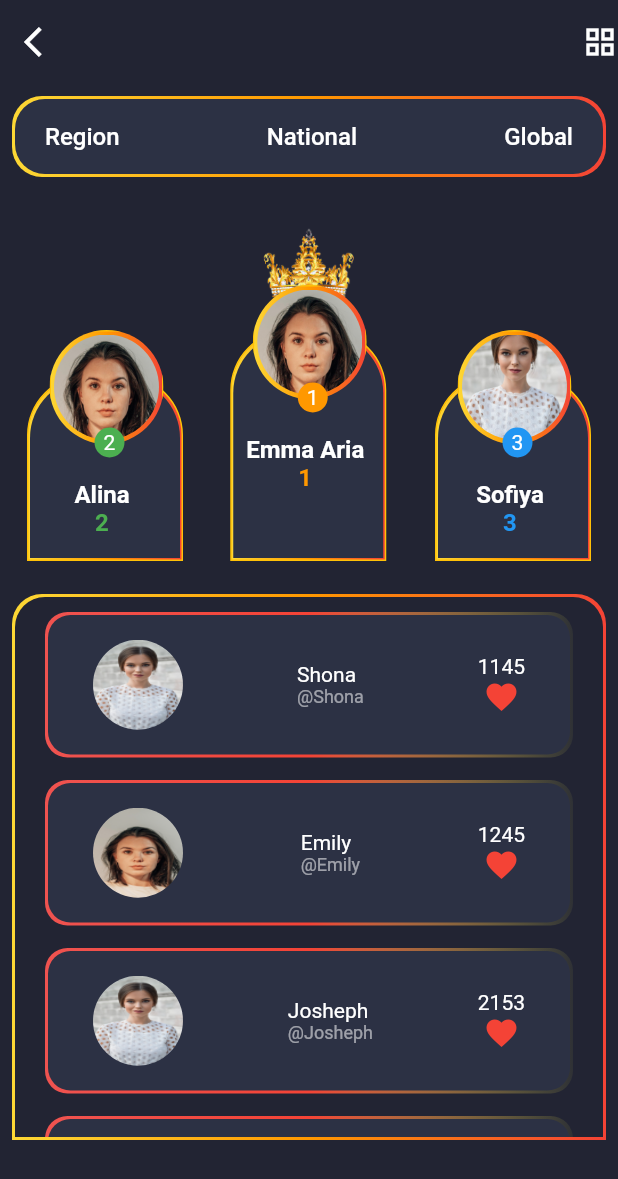
After one commit to himanshu-dxm/team_golf, a Flutter app: the LeaderBoardScreen screen opened directly, on a phone screen of 412 x 824 dp. The commit adds this screen. Shown: the top 1179 px of the screen. Run offline on Flutter 3.47's test engine with Material 2 defaults, Android fonts, the phone set to English and light mode, and no system bars; our stand-ins replace pie_chart; missing offline and left inert: qr_code_scanner.

Commit message:
Leader board screen done

```diff
--- a/lib/screens/dashboard/components/header.dart
+++ b/lib/screens/dashboard/components/header.dart
@@ -1,4 +1,6 @@
+import 'package:flutter/foundation.dart';
 import 'package:flutter/material.dart';
+import 'package:sih_team_golf/screens/leaderboard.dart';
 import 'package:sih_team_golf/utilities/themes.dart';
 
 import '../../../utilities/commonStyles.dart';
@@ -17,7 +19,7 @@ class Header {
               padding: const EdgeInsets.all(8),
               margin: const EdgeInsets.all(8),
               decoration: BoxDecoration(
-                  gradient: LinearGradient(
+                  gradient: const LinearGradient(
                     colors: [Colors.lightGreen,Colors.green],
                     begin: Alignment.topRight,
                     end: Alignment.bottomCenter,
@@ -25,7 +27,7 @@ class Header {
                 // color: MyColors.primaryColor,
                 border: Border.all(width: 3),
                 borderRadius: BorderRadius.circular(10),
-                  boxShadow: [
+                  boxShadow: const [
                     BoxShadow(
                         blurStyle: BlurStyle.solid,
                         blurRadius: 8
@@ -34,18 +36,20 @@ class Header {
               ),
               child: GestureDetector(
                 onTap: () {
+                  if (kDebugMode) {
                     print("Profile Tapped");
+                  }
                   CommonStyles.snackBar(context, "Not Functional Yet");
                 },
                 child: Row(
-                  mainAxisAlignment: MainAxisAlignment.start,
+                  mainAxisAlignment: MainAxisAlignment.center,
                   children: [
                     Container(
-                      child: Icon(
+                      child: const Icon(
                         Icons.account_circle_outlined
                       )
                     ),
-                    SizedBox(width: 2,),
+                    const SizedBox(width: 2,),
                     Text(
                       "$username ",
                       style: const TextStyle(
@@ -73,12 +77,17 @@ class Header {
                     blurRadius: 8
                   )
                 ],
-                  gradient: LinearGradient(
+                  gradient: const LinearGradient(
                     colors: [Colors.lightGreen,Colors.green],
                     begin: Alignment.topRight,
                     end: Alignment.bottomCenter,
                   )
               ),
+              child: GestureDetector(
+                onTap: () {
+                  print("Points tapped");
+                  Navigator.push(context, MaterialPageRoute(builder: (builder)=> LeaderBoardScreen()));
+                },
                 child: Row(
                   mainAxisAlignment: MainAxisAlignment.start,
                   children: [
@@ -90,8 +99,9 @@ class Header {
                       ),
                     ),
                     // TODO : Add Coin or Out Token Image
-                  Icon(Icons.currency_bitcoin)
+                    const Icon(Icons.currency_bitcoin)
                   ],
+                ),
               ),
             ),
 
--- /dev/null
+++ b/lib/screens/leaderboard.dart
@@ -0,0 +1,412 @@
+
+import 'package:flutter/cupertino.dart';
+import 'package:flutter/material.dart';
+
+import '../utilities/themes.dart';
+
+class LeaderBoardScreen extends StatelessWidget {
+  @override
+  Widget build(BuildContext context) {
+    return Container(
+      decoration: const BoxDecoration(
+        color: MyColors.calculatorScreen,
+      ),
+      child: Scaffold(
+        backgroundColor: Colors.transparent,
+        appBar: AppBar(
+          backgroundColor: Colors.transparent,
+          elevation: 0.0,
+          leading: const Icon(
+            Icons.arrow_back_ios,
+            color: Colors.white,
+          ),
+          actions: [
+            const Icon(
+              Icons.grid_view,
+              color: Colors.white,
+            ),
+          ],
+        ),
+        body: SingleChildScrollView(
+          child: Padding(
+            padding: const EdgeInsets.all(8.0),
+            child: Column(
+              children: [
+                Container(
+                  decoration: BoxDecoration(
+                      borderRadius: BorderRadius.circular(20.0),
+                      gradient: LinearGradient(colors: [
+                        Colors.yellow.shade600,
+                        Colors.orange,
+                        Colors.red
+                      ])),
+                  child: Padding(
+                    padding: const EdgeInsets.all(2.0),
+                    child: Container(
+                      height: 50.0,
+                      decoration: BoxDecoration(
+                          borderRadius: BorderRadius.circular(20.0),
+                          color: MyColors.calculatorButton),
+                      child: const Padding(
+                        padding: EdgeInsets.symmetric(horizontal: 20.0),
+                        child: Row(
+                          mainAxisAlignment: MainAxisAlignment.spaceBetween,
+                          children: [
+                            Text(
+                              'Region',
+                              style: TextStyle(
+                                  color: Colors.white,
+                                  fontWeight: FontWeight.w500,
+                                  fontSize: 16.0),
+                            ),
+                            Text(
+                              'National',
+                              style: TextStyle(
+                                  color: Colors.white,
+                                  fontWeight: FontWeight.w500,
+                                  fontSize: 16.0),
+                            ),
+                            Text(
+                              'Global',
+                              style: TextStyle(
+                                  color: Colors.white,
+                                  fontWeight: FontWeight.w500,
+                                  fontSize: 16.0),
+                            ),
+                          ],
+                        ),
+                      ),
+                    ),
+                  ),
+                ),
+                const SizedBox(
+                  height: 20.0,
+                ),
+                const Padding(
+                  padding: EdgeInsets.symmetric(horizontal: 8.0),
+                  child: Row(
+                    mainAxisAlignment: MainAxisAlignment.spaceBetween,
+                    crossAxisAlignment: CrossAxisAlignment.end,
+                    children: [
+                      WinnerContainer(
+                        url: 'assets/images/10.jpg',
+                        winnerName: 'Alina',
+                        height: 120,
+                        rank: '2',color: Colors.green,
+                      ),
+                      WinnerContainer(
+                        isFirst: true,
+                        color: Colors.orange,
+                      ),
+                      WinnerContainer(
+                        winnerName: 'Sofiya',
+                        url: 'assets/images/1.jpg',
+                        height: 120,
+                        rank: '3',
+                        color: Colors.blue,
+                      ),
+                    ],
+                  ),
+                ),
+                const SizedBox(
+                  height: 20.0,
+                ),
+                Container(
+                  decoration: BoxDecoration(
+                      borderRadius: const BorderRadius.only(
+                          topLeft: Radius.circular(20.0),
+                          topRight: Radius.circular(20.0)),
+                      gradient: LinearGradient(colors: [
+                        Colors.yellow.shade600,
+                        Colors.orange,
+                        Colors.red
+                      ])),
+                  child: Padding(
+                    padding: const EdgeInsets.all(2.0),
+                    child: Container(
+                      height: 360.0,
+                      decoration: const BoxDecoration(
+                          borderRadius: BorderRadius.only(
+                              topLeft: Radius.circular(20.0),
+                              topRight: Radius.circular(20.0)),
+                          color: MyColors.calculatorScreen),
+                      child: GridView.count(
+                        crossAxisCount: 1,
+                        childAspectRatio: 3.5,
+                        children: [
+                          const ContestantList(
+                            url: 'assets/images/1.jpg',
+                            name: 'Shona',
+                            rank: '1145',
+                          ),
+                          const ContestantList(
+                            url: 'assets/images/10.jpg',
+                            name: 'Emily',
+                            rank: '1245',
+                          ),
+                          const ContestantList(
+                            url: 'assets/images/1.jpg',
+                            name: 'Josheph',
+                            rank: '2153',
+                          ),
+                          const ContestantList(
+                            url: 'assets/images/10.jpg',
+                            rank: '3456',
+                            name: 'Kristine',
+                          ),
+                          const ContestantList(),
+                        ],
+                      ),
+                    ),
+                  ),
+                ),
+              ],
+            ),
+          ),
+        ),
+      ),
+    );
+  }
+}
+
+class WinnerContainer extends StatelessWidget {
+  final bool isFirst;
+  final Color? color;
+  final String? winnerPosition;
+  final String? url;
+  final String? winnerName;
+  final String? rank;
+  final double? height;
+  const WinnerContainer(
+      {Key? key,
+        this.isFirst = false,
+        this.color,
+        this.winnerPosition,
+        this.winnerName,
+        this.rank,
+        this.height,
+        this.url})
+      : super(key: key);
+
+  @override
+  Widget build(BuildContext context) {
+    return Padding(
+      padding: const EdgeInsets.all(2.0),
+      child: Stack(
+        children: [
+          Padding(
+            padding: const EdgeInsets.only(top: 80.0),
+            child: Center(
+              child: Container(
+                decoration: BoxDecoration(
+                  gradient: LinearGradient(colors: [
+                    Colors.yellow.shade600,
+                    Colors.orange,
+                    Colors.red
+                  ]),
+                  border: Border.all(
+                    color:
+                    Colors.amber, //kHintColor, so this should be changed?
+                  ),
+                  borderRadius: const BorderRadius.only(
+                      topLeft: Radius.circular(40.0),
+                      topRight: Radius.circular(40.0)),
+                ),
+                child: Padding(
+                  padding: const EdgeInsets.all(1.0),
+                  child: Container(
+                    height: height ?? 150.0,
+                    width: 100.0,
+                    decoration: const BoxDecoration(
+                      color: MyColors.calculatorButton,
+                      borderRadius: BorderRadius.only(
+                          topLeft: Radius.circular(40.0),
+                          topRight: Radius.circular(40.0)),
+                    ),
+                  ),
+                ),
+              ),
+            ),
+          ),
+          Center(
+            child: Stack(
+              children: [
+                if (isFirst)
+                  Image.asset(
+                    'assets/images/taj.png',
+                    height: 70.0,
+                    width: 105.0,
+                  ),
+                Padding(
+                  padding: const EdgeInsets.only(top: 50.0, left: 15.0),
+                  child: ClipOval(
+                    clipBehavior: Clip.antiAlias,
+                    child: Container(
+                      decoration: BoxDecoration(
+                        gradient: LinearGradient(colors: [
+                          Colors.yellow.shade600,
+                          Colors.orange,
+                          Colors.red
+                        ]),
+                        border: Border.all(
+                          color: Colors
+                              .amber, //kHintColor, so this should be changed?
+                        ),
+                      ),
+                      child: Padding(
+                        padding: const EdgeInsets.all(2.0),
+                        child: ClipOval(
+                          clipBehavior: Clip.antiAlias,
+                          child: Image.asset(
+                            url ?? 'assets/images/10.jpg',
+                            height: 70,
+                            width: 70,
+                            fit: BoxFit.cover,
+                          ),
+                        ),
+                      ),
+                    ),
+                  ),
+                ),
+                Padding(
+                  padding: const EdgeInsets.only(top: 115.0, left: 45.0),
+                  child: Container(
+                    height: 20.0,
+                    width: 20.0,
+                    decoration: BoxDecoration(
+                      shape: BoxShape.circle,
+                      color: color ?? Colors.red,
+                    ),
+                    child: Center(
+                        child: Text(
+                          rank??'1',
+                          style: const TextStyle(color: Colors.white),
+                        )),
+                  ),
+                ),
+              ],
+            ),
+          ),
+          Positioned(
+            top: 150.0,
+            child: Container(
+              width: 100.0,
+              child: Center(
+                child: Column(
+                  children: [
+                    Text(
+                      winnerName ?? 'Emma Aria',
+                      style: const TextStyle(
+                          color: Colors.white,
+                          fontSize: 16.0,
+                          fontWeight: FontWeight.bold),
+                    ),
+                    Text(
+                      rank ?? '1',
+                      style: TextStyle(
+                        color: color ?? Colors.white,
+                        fontSize: 16.0,
+                        fontWeight: FontWeight.bold,
+                      ),
+                    ),
+                  ],
+                ),
+              ),
+            ),
+          )
+        ],
+      ),
+    );
+  }
+}
+
+class ContestantList extends StatelessWidget {
+  final String? url;
+  final String? name;
+  final String? rank;
+  const ContestantList({Key? key, this.url, this.name, this.rank})
+      : super(key: key);
+
+  @override
+  Widget build(BuildContext context) {
+    return Padding(
+      padding: const EdgeInsets.only(
+          left: 20.0, right: 20.0, bottom: 5.0, top: 10.0),
+      child: Container(
+        decoration: BoxDecoration(
+          gradient: const LinearGradient(
+              colors: [
+                Color(0xFFEF5350),
+                // Colors.red[400],
+                Color(0xFFF44336),
+                // Colors.red,
+                // Colors.yellow[400],
+                Color(0xFFFFE58)
+
+              ]
+          ),
+          borderRadius: BorderRadius.circular(15.0),),
+        child: Padding(
+          padding: const EdgeInsets.all(2.0),
+          child: Container(
+            decoration: BoxDecoration(
+              color: MyColors.calculatorButton,
+              borderRadius: BorderRadius.circular(15.0),
+            ),
+            child: Padding(
+              padding: const EdgeInsets.symmetric(horizontal: 30.0, vertical: 10.0),
+              child: Row(
+                mainAxisAlignment: MainAxisAlignment.spaceBetween,
+                crossAxisAlignment: CrossAxisAlignment.start,
+                children: [
+                  Center(
+                    child: ClipOval(
+                        clipBehavior: Clip.antiAlias,
+                        child: Image.asset(
+                          url ?? 'assets/images/1.jpg',
+                          height: 60.0,
+                          width: 60.0,
+                          fit: BoxFit.fill,
+                        )),
+                  ),
+                  Column(
+                    mainAxisAlignment: MainAxisAlignment.center,
+                    crossAxisAlignment: CrossAxisAlignment.start,
+                    children: [
+                      Text(
+                        name ?? 'Name',
+                        style: const TextStyle(color: Colors.white),
+                      ),
+                      Text(
+                        '@${name ?? 'Name'}',
+                        style: const TextStyle(color: Colors.white54, fontSize: 12.0),
+                      ),
+                    ],
+                  ),
+                  Column(
+                    mainAxisAlignment: MainAxisAlignment.center,
+                    crossAxisAlignment: CrossAxisAlignment.center,
+                    children: [
+                      Text(
+                        rank ?? '1234',
+                        style: const TextStyle(color: Colors.white),
+                      ),
+                      const Icon(
+                        Icons.favorite,
+                        color: Colors.red,
+                      ),
+                    ],
+                  ),
+                ],
+              ),
+            ),
+          ),
+        ),
+      ),
+    );
+  }
+}
+
+// referenced from https://github.com/MohammadRijwan/expert_flutter_frontend_dev/blob/1a536256e09337aa33cf2242e75c66c6e00c8fe3/lib/demo/leader_board_screen.dart
+
+// youtube : https://www.youtube.com/watch?v=rWjDjWuQ_ps
--- a/lib/screens/splashScreen.dart
+++ b/lib/screens/splashScreen.dart
@@ -69,7 +69,7 @@ class _SplashScreenState extends State<SplashScreen> with SingleTickerProviderSt
 
     // Setting up the animation controller
     _controller = AnimationController(
-      duration: Duration(seconds: 2),
+      duration: Duration(seconds: 3),
       vsync: this,
     );
 
--- a/lib/utilities/themes.dart
+++ b/lib/utilities/themes.dart
@@ -3,4 +3,9 @@ import 'package:flutter/material.dart';
 class MyColors {
   static const Color primaryColor = Colors.green;
   static const Color fontColor = Colors.black ;
+
+  static const calculatorScreen = Color(0xff222433);
+  static const calculatorButton = Color(0xff2C3144);
+  static const calculatorFunctionButton = Color(0xff35364A);
+  static const calculatorYellow = Color(0xffFEBc06);
 }
```
Also changed, not shown: assets/images/1.jpg (added), assets/images/10.jpg (added), assets/images/taj.png (added). Lines whose indentation alone changed are shown as unchanged.
